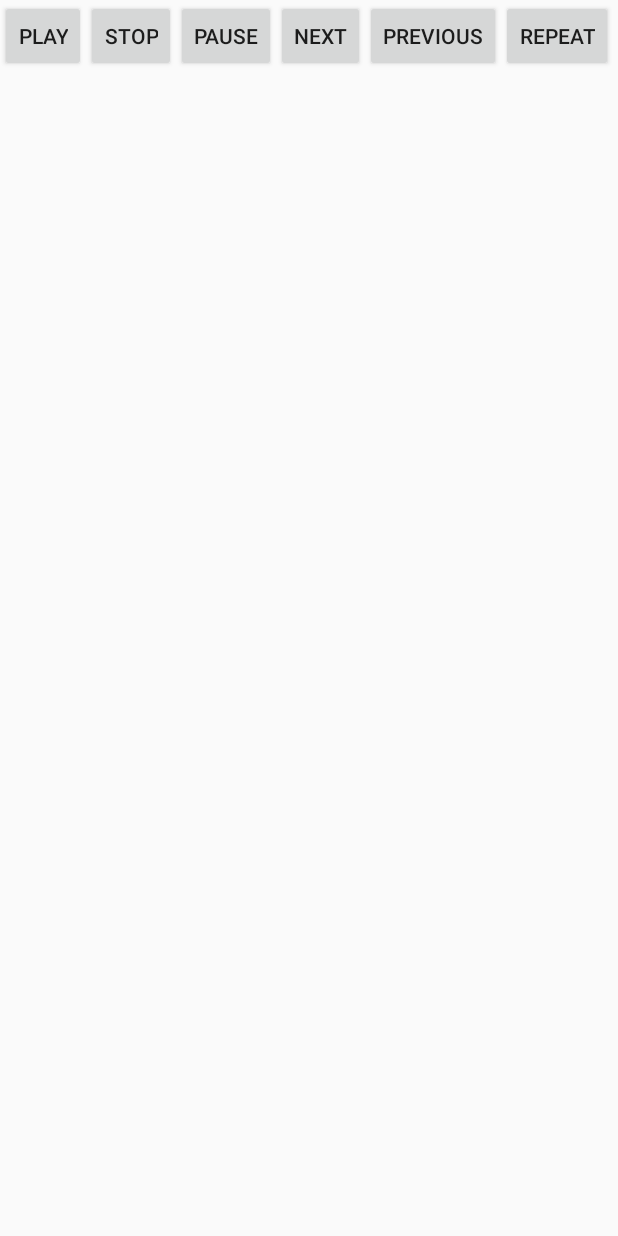
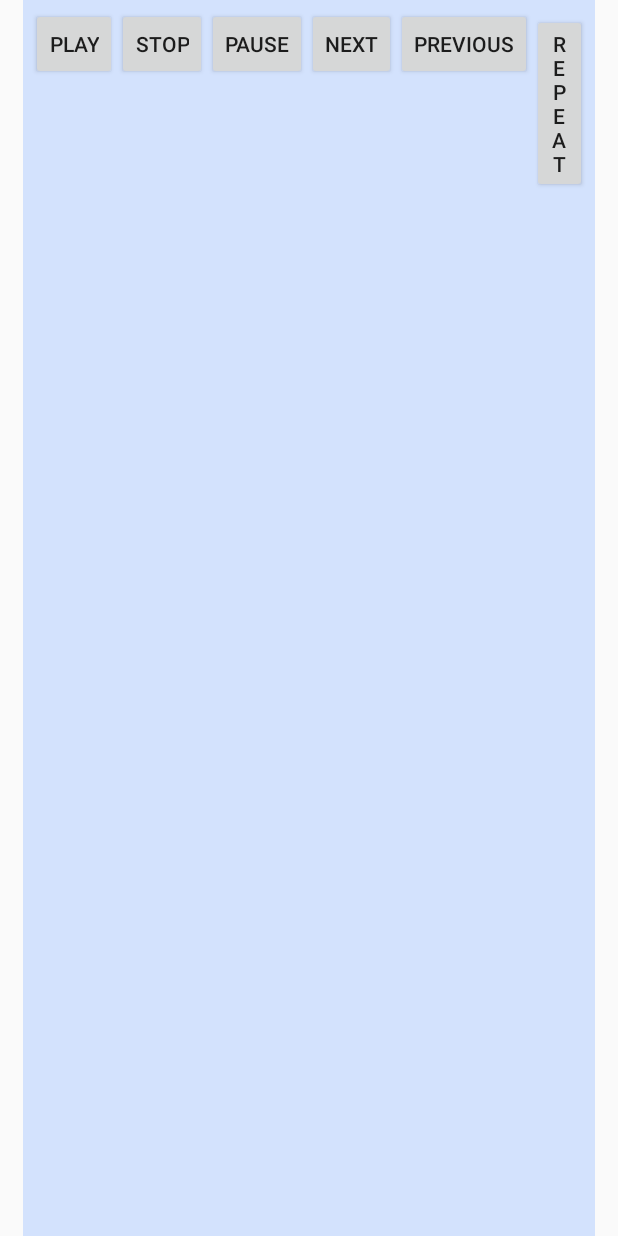
Before and after one commit to bswanson58/AndroidNoise, an Android app: the layout fragment_transport.xml on its own in the app's theme, with its tools: preview values and no code run, on a phone screen of 412 x 824 dp. Run offline under Robolectric (Android 15) with nearby library versions, the phone set to English and light mode, and no system bars.

Commit message:
Changed the transport panel to appear similar tot he artist list filter panel.

```diff
--- a/AndroidNoise/src/main/res/layout/fragment_transport.xml
+++ b/AndroidNoise/src/main/res/layout/fragment_transport.xml
@@ -3,8 +3,11 @@
 <LinearLayout xmlns:android="http://schemas.android.com/apk/res/android"
               android:orientation="horizontal"
               android:layout_width="match_parent"
-              android:layout_height="match_parent">
-
+              android:layout_height="match_parent"
+              android:layout_marginLeft="15dp"
+              android:layout_marginRight="15dp"
+              android:padding="5dp"
+              android:background="@color/control_panel">
 
     <Button
         style="?android:attr/buttonStyleSmall"
```
